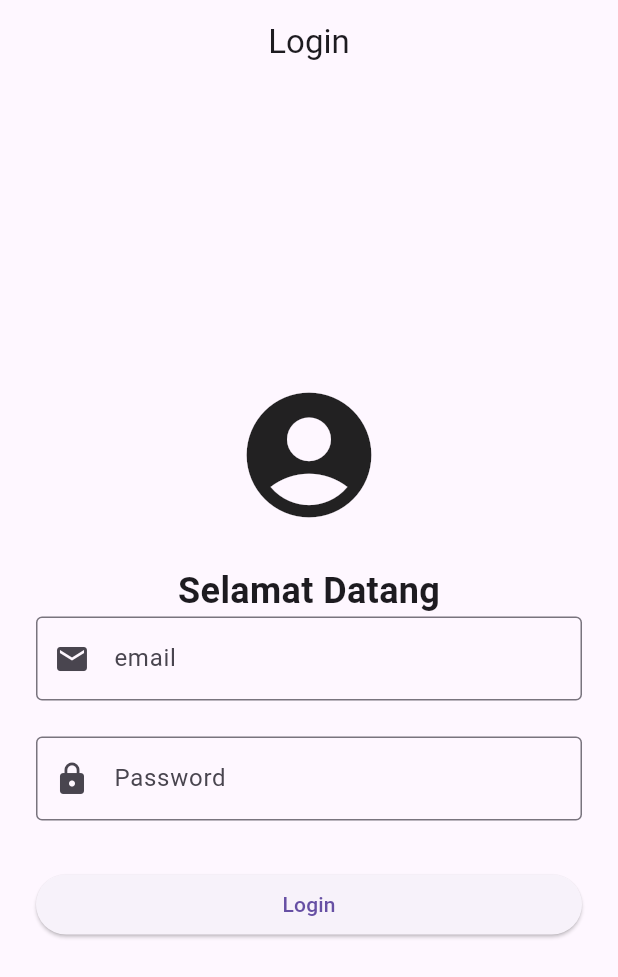
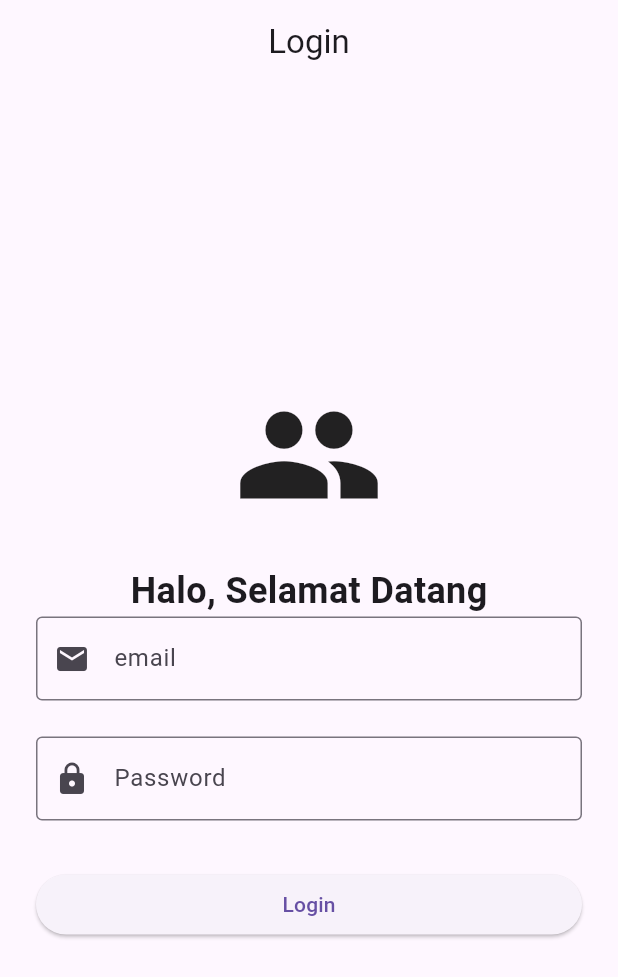
Before and after one commit to fadhilabi22/latihan_8_flutter_firebase, a Flutter app: the screen it shows after launch, on a phone screen of 412 x 824 dp. Shown: the top 977 px of the screen. Run offline on Flutter 3.47's test engine with Material 3 defaults, Android fonts, the phone set to English and light mode, and no system bars; our stand-ins replace firebase_auth, firebase_core; accounts and stored records are empty.

Commit message:
update: mengubah icon pada login screen dan user info screen

```diff
--- a/lib/screens/login_screen.dart
+++ b/lib/screens/login_screen.dart
@@ -57,10 +57,10 @@ class _LoginScreenState extends State<LoginScreen> {
           child: Column(
             mainAxisAlignment: MainAxisAlignment.center,
             children: [
-              const Icon(Icons.account_circle, size: 100,),
+              const Icon(Icons.people, size: 100,),
               const SizedBox(height: 24,),
               const Text(
-                "Selamat Datang",
+                "Halo, Selamat Datang",
                 style: TextStyle(fontSize: 24, fontWeight: FontWeight.bold),
               ),
               TextField(
--- a/lib/screens/user_info_screen.dart
+++ b/lib/screens/user_info_screen.dart
@@ -16,7 +16,7 @@ class UserInfoScreen extends StatelessWidget {
         title: const Text("Dashboard User"),
         actions: [
           IconButton(
-            icon: const Icon(Icons.logout),
+            icon: const Icon(Icons.exit_to_app),
             onPressed: _logout,
             tooltip: "Logout",
           ),
```
